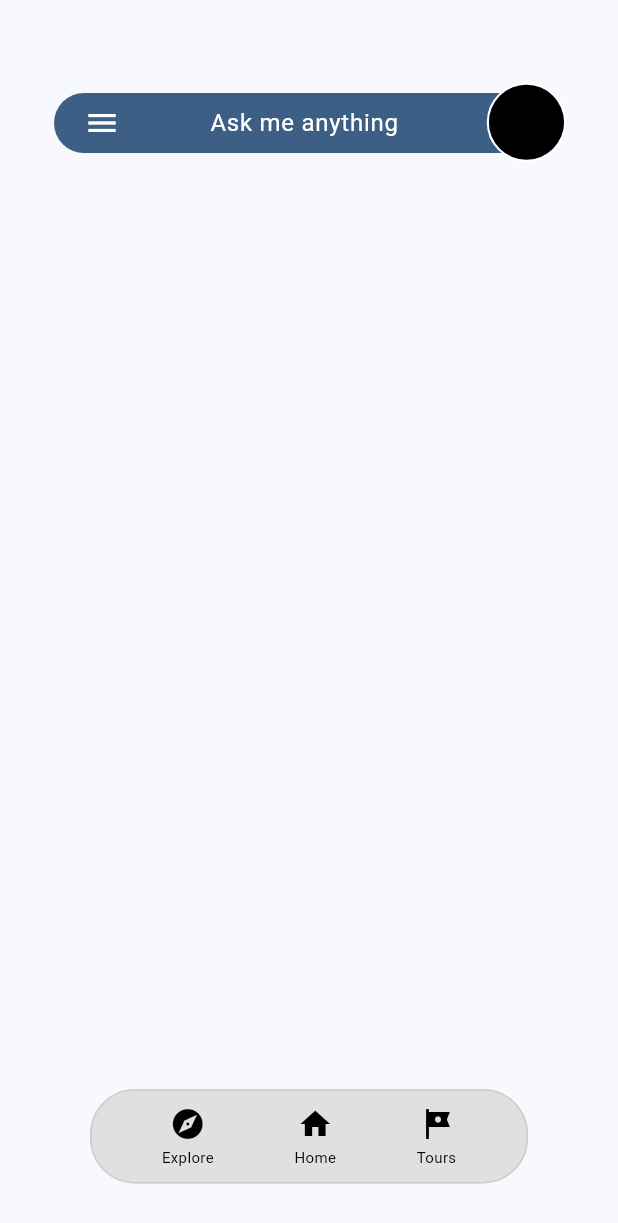
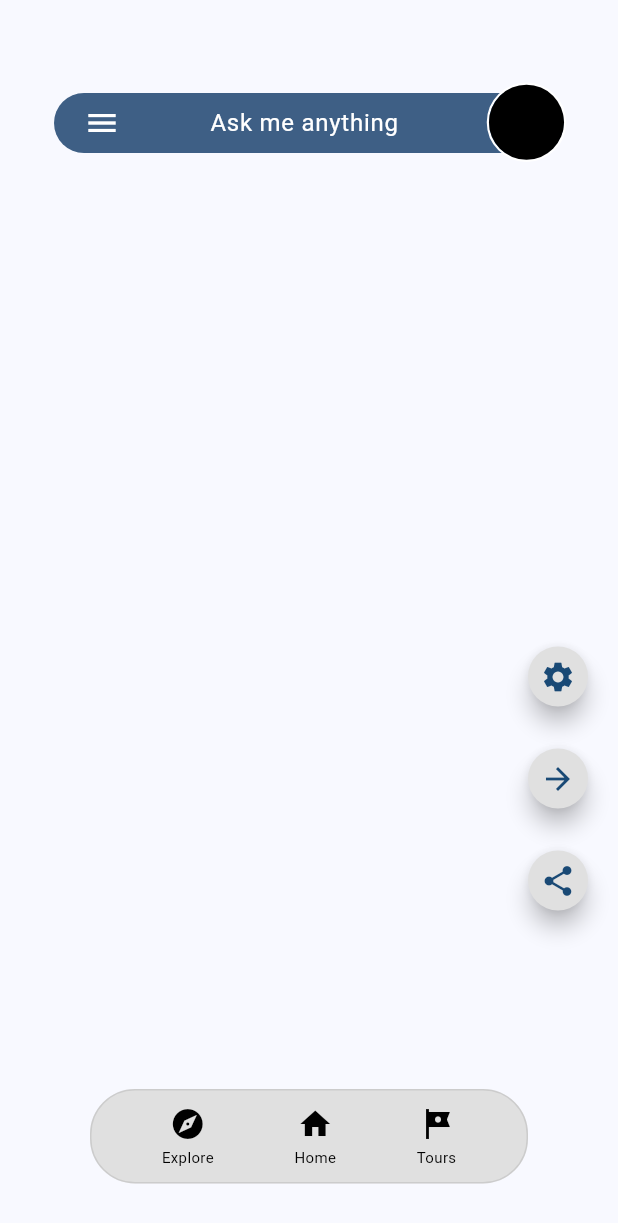
Before and after one commit to Toury-AI/Front-End, a Flutter app: the screen it shows after launch, on a phone screen of 412 x 824 dp. Shown: the top 1223 px of the screen. Run offline on Flutter 3.47's test engine with Material 3 defaults, Android fonts, the phone set to English and light mode, and no system bars; Roboto replaces fonts that are missing (SF Pro).

Commit message:
Fixed merge issues and combined changes

```diff
--- a/lib/screens/home_screen.dart
+++ b/lib/screens/home_screen.dart
@@ -12,8 +12,16 @@ class HomeScreen extends StatelessWidget {
   Widget build(BuildContext context) {
     return Scaffold(
       drawer: CustomDrawer(),
-      body:TopNavBar(),
-
+      body: Stack(
+      children: [
+        TopNavBar(),
+        Positioned(
+          bottom: 100,
+          right: 16,
+          child: SideButtons(),
+        ),
+      ],
+    ),
       bottomNavigationBar: Padding(padding: const EdgeInsets.only(bottom: 20),
       child: BottomNavBar()),
 
```
